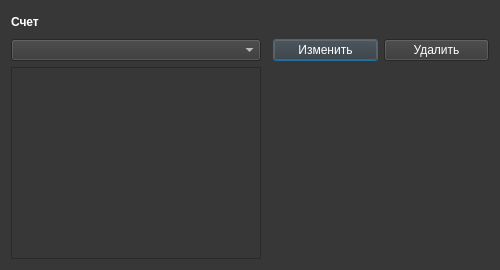
First picture: the form in ui/dialogs/transactions_history.ui, repository Protocs/OkayMoney, before the edit.
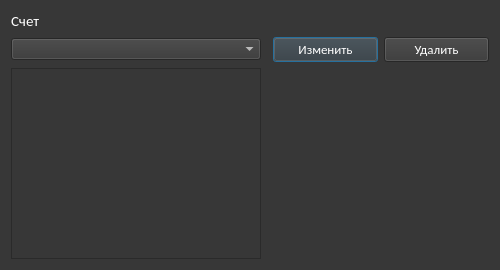
Second picture: the form after the edit. Icons and pictures are not drawn.

```diff
--- a/ui/dialogs/transactions_history.ui
+++ b/ui/dialogs/transactions_history.ui
@@ -26,9 +26,10 @@
     <widget class="QLabel" name="label">
      <property name="font">
       <font>
-       <pointsize>9</pointsize>
-       <weight>75</weight>
-       <bold>true</bold>
+       <family>Calibri</family>
+       <pointsize>11</pointsize>
+       <weight>50</weight>
+       <bold>false</bold>
       </font>
      </property>
      <property name="text">
@@ -47,10 +48,22 @@
        <height>16777215</height>
       </size>
      </property>
+     <property name="font">
+      <font>
+       <family>Calibri</family>
+       <pointsize>11</pointsize>
+      </font>
+     </property>
     </widget>
    </item>
    <item row="2" column="1" rowspan="2" colspan="2">
     <widget class="QLabel" name="details">
+     <property name="font">
+      <font>
+       <family>Calibri</family>
+       <pointsize>11</pointsize>
+      </font>
+     </property>
      <property name="text">
       <string/>
      </property>
@@ -69,6 +82,12 @@
          <height>0</height>
         </size>
        </property>
+       <property name="font">
+        <font>
+         <family>Calibri</family>
+         <pointsize>10</pointsize>
+        </font>
+       </property>
        <property name="text">
         <string>Изменить</string>
        </property>
@@ -82,6 +101,12 @@
          <height>0</height>
         </size>
        </property>
+       <property name="font">
+        <font>
+         <family>Calibri</family>
+         <pointsize>10</pointsize>
+        </font>
+       </property>
        <property name="text">
         <string>Удалить</string>
        </property>
```
